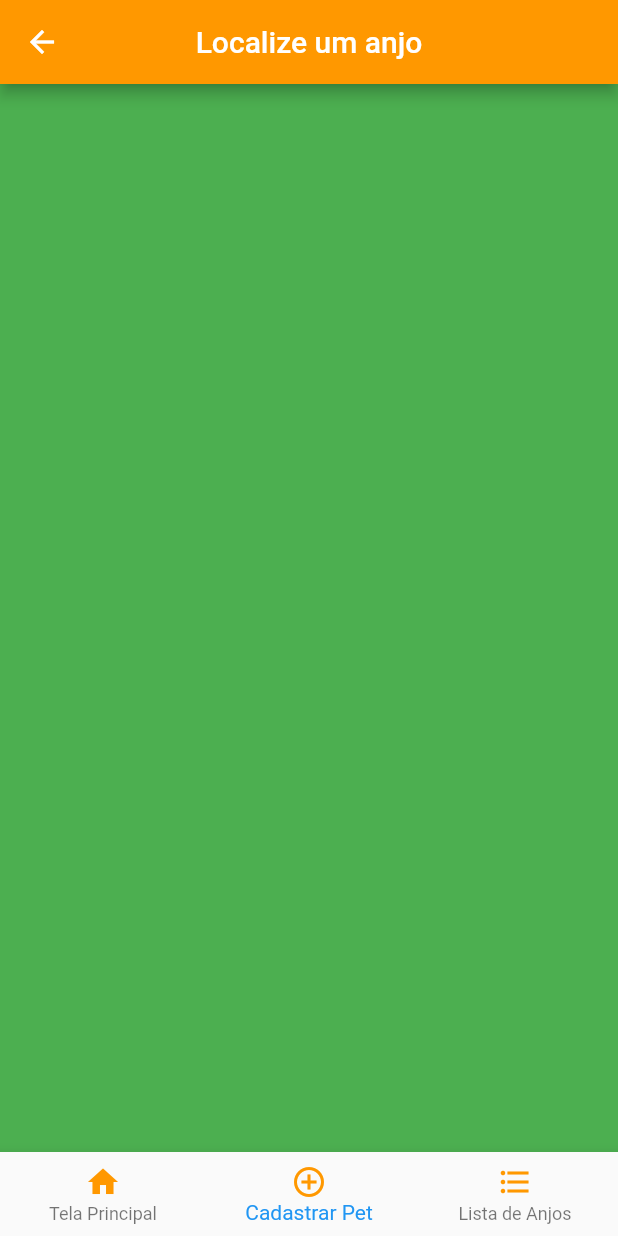
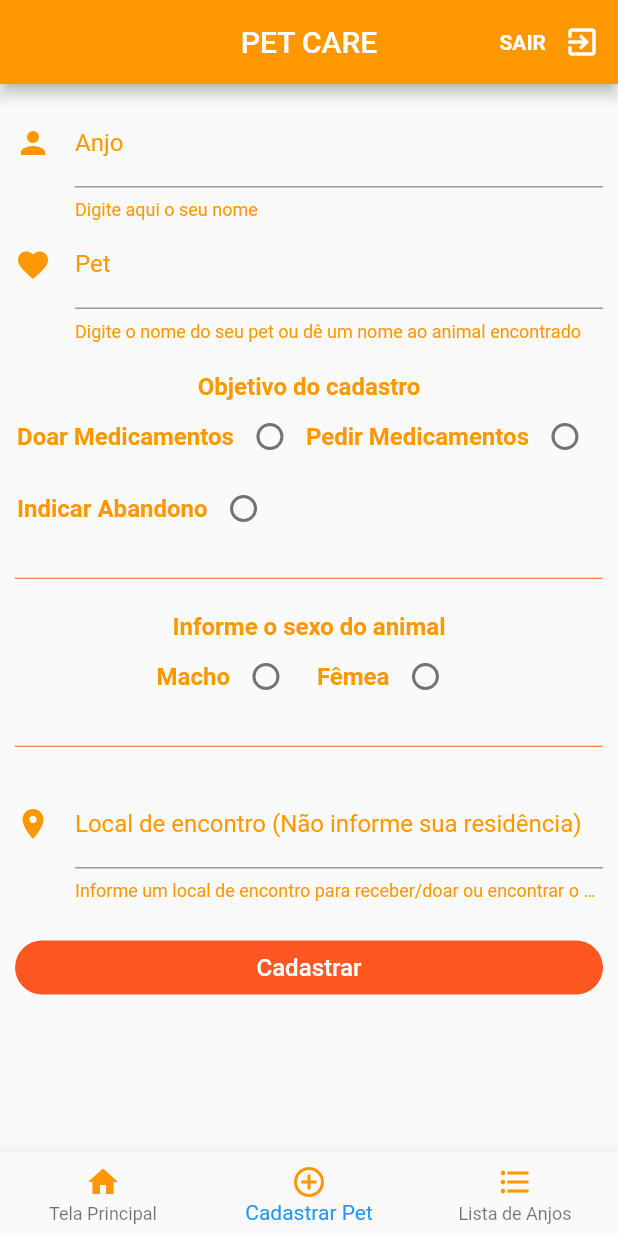
Before and after one commit to GanaxXD/PetCare, a Flutter app: the LoggedScreen screen opened directly, item 2 of the bottom bar chosen, on a phone screen of 412 x 824 dp. Run offline on Flutter 3.47's test engine with Material 2 defaults, Android fonts, the light colour scheme and no system bars.

Commit message:
Tela de cadastro de pet completa

```diff
--- /dev/null
+++ b/lib/logged_pages/cadastrar_screen.dart
@@ -0,0 +1,198 @@
+import 'package:flutter/cupertino.dart';
+import 'package:flutter/material.dart';
+import 'package:petcare_app/logged_pages/principal_screen.dart';
+import 'package:petcare_app/logged_pages/widgets/cadastro_form_field.dart';
+import 'package:petcare_app/widgets/circular_button.dart';
+
+class Cadastrar extends StatefulWidget {
+  @override
+  _CadastrarState createState() => _CadastrarState();
+}
+
+class _CadastrarState extends State<Cadastrar> {
+
+  int sexo, objetivo;
+  final int macho =1, femea =0;
+  final int receber = 1, doar = 0, abandonado = 2;
+
+  @override
+  Widget build(BuildContext context) {
+    return Scaffold(
+      body: SingleChildScrollView(
+        padding: const EdgeInsets.all(10),
+        child: Form(
+            child: Column(
+              mainAxisSize: MainAxisSize.min, //Para os campos filhos da coluna que sejam flexible e expanded possa aparecer na tela
+              crossAxisAlignment: CrossAxisAlignment.center,
+              mainAxisAlignment: MainAxisAlignment.spaceAround,
+              children: <Widget>[
+                CadastroFormField(
+                  onSaved: (){},
+                  validate: (){},
+                  label: "Anjo",
+                  helper: "Digite aqui o seu nome",
+                  hint: "Ex: Ana Lúcia, João Carlos",
+                  icon: Icon(Icons.person, color: Colors.orange,),
+                ),
+
+                CadastroFormField(
+                  onSaved: (){},
+                  validate: (){},
+                  label: "Pet",
+                  helper: "Digite o nome do seu pet ou dê um nome ao animal encontrado",
+                  hint: "Ex: Napoleão, Ralph",
+                  icon: Icon(Icons.favorite, color: Colors.orange,),
+                ),
+
+                SizedBox(height: 20,),
+
+                Text("Objetivo do cadastro", style: TextStyle(
+                  color: Colors.orange,
+                  fontWeight: FontWeight.w600,
+                  fontSize: 16
+                ),),
+
+                Wrap(
+                  crossAxisAlignment: WrapCrossAlignment.center,
+                  direction: Axis.horizontal,
+                  children: <Widget>[
+                    Text("Doar Medicamentos", style: TextStyle(
+                      color: Colors.orange,
+                      fontSize: 16,
+                      fontWeight: FontWeight.w600,
+                    ), overflow: TextOverflow.ellipsis,),
+                    Radio(
+                      onChanged: (int v){
+                        setState(() {
+                          objetivo = v;
+                        });
+                      },
+                      groupValue: objetivo,
+                      value: doar,
+                    ),
+
+                    Text("Pedir Medicamentos", style: TextStyle(
+                      color: Colors.orange,
+                      fontSize: 16,
+                      fontWeight: FontWeight.w600,
+                    ), overflow: TextOverflow.ellipsis,),
+                    Radio(
+                      onChanged: (int v){
+                        setState(() {
+                          objetivo = v;
+                        });
+                      },
+                      groupValue: objetivo,
+                      value: receber,
+                    ),
+
+                    Text("Indicar Abandono", style: TextStyle(
+                      color: Colors.orange,
+                      fontSize: 16,
+                      fontWeight: FontWeight.w600,
+                    ), overflow: TextOverflow.ellipsis,),
+                    Radio(
+                      onChanged: (int v){
+                        setState(() {
+                          objetivo = v;
+                        });
+                      },
+                      groupValue: objetivo,
+                      value: abandonado,
+                    ),
+
+                  ],
+                ),
+
+                SizedBox(height: 20,),
+
+                Divider(color: Colors.deepOrange, height: 5,),
+
+                SizedBox(height: 20,),
+
+                Text("Informe o sexo do animal", style: TextStyle(
+                    color: Colors.orange,
+                    fontSize: 16,
+                    fontWeight: FontWeight.w600,
+                  ), overflow: TextOverflow.ellipsis,),
+
+                Row(
+                      crossAxisAlignment: CrossAxisAlignment.center,
+                      mainAxisAlignment: MainAxisAlignment.center,
+                      children: <Widget>[
+                        Text("Macho", style: TextStyle(color: Colors.orange,
+                          fontSize: 16,
+                          fontWeight: FontWeight.w600
+                        ),),
+                        Radio(
+                            value: macho,
+                            groupValue: sexo,
+                            onChanged: (int v){
+                              setState(() {
+                                sexo = v;
+                              });
+                            }
+                        ),
+                        Padding(padding: const EdgeInsets.only(left: 10),
+                          child: Row(
+                            crossAxisAlignment: CrossAxisAlignment.center,
+                            mainAxisAlignment: MainAxisAlignment.center,
+                            children: <Widget>[
+                              Text("Fêmea", style: TextStyle(color: Colors.orange,
+                                  fontSize: 16,
+                                  fontWeight: FontWeight.w600
+                              ),),
+                              Radio(
+                                  value: femea,
+                                  groupValue: sexo,
+                                  onChanged: (int v){
+                                    setState(() {
+                                      sexo = v;
+                                    });
+                                  }
+                              ),
+                            ],
+                          ),
+                        ),
+                      ],
+                    ),
+
+                SizedBox(height: 20,),
+
+                Divider(color: Colors.deepOrange, height: 5,),
+
+                SizedBox(height: 20,),
+
+                CadastroFormField(
+                  onSaved: (){},
+                  validate: (){},
+                  label: "Local de encontro (Não informe sua residência)",
+                  helper: "Informe um local de encontro para receber/doar ou encontrar o animal abandonado",
+                  hint: "Ex: Shopping tal, Praça tal (Local Público)",
+                  icon: Icon(Icons.place, color: Colors.orange,),
+                ),
+
+                SizedBox(height: 20,),
+
+                Row(
+                  mainAxisAlignment: MainAxisAlignment.center,
+                  children: <Widget>[
+                    Expanded(
+                      child: CircularButton(
+                        backgroundColor: Colors.deepOrange,
+                        title: "Cadastrar",
+                        onPressed: (){
+
+                        },
+                        colorText: Colors.white,
+                      ),
+                    ),
+                  ],
+                ),
+              ],
+            )
+        ),
+      ),
+    );
+  }
+}
--- a/lib/logged_pages/logged_screen.dart
+++ b/lib/logged_pages/logged_screen.dart
@@ -1,4 +1,6 @@
+import 'dart:io';
 import 'package:flutter/material.dart';
+import 'package:petcare_app/logged_pages/cadastrar_screen.dart';
 import 'package:petcare_app/logged_pages/principal_screen.dart';
 
 class LoggedScreen extends StatefulWidget {
@@ -27,17 +29,31 @@ class _LoggedScreenState extends State<LoggedScreen> {
   //Lista de Telas
   final screens = <Widget>[
     Principal(),
-    Container(color: Colors.green,),
+    Cadastrar(),
     Container(color: Colors.white,),
   ];
 
   @override
   Widget build(BuildContext context) {
-    return Scaffold(
+    return WillPopScope(
+      onWillPop: (){},
+      child: Scaffold(
         appBar: AppBar(
-        title: Text("Localize um anjo"),
+          title: Text("PET CARE"),
           centerTitle: true,
           backgroundColor: Colors.orange,
+          actions: <Widget>[
+            Row(
+              children: <Widget>[
+                Text("SAIR", style: TextStyle(color: Colors.white, fontWeight: FontWeight.w600),),
+                IconButton(
+                    icon: Icon(Icons.exit_to_app, color: Colors.white,),
+                    onPressed: () => exit(0), //da library dart.io
+
+                ),
+              ],
+            ),
+          ],
         ),
         bottomNavigationBar: BottomNavigationBar(
             items: bottomNavigationBar,
@@ -45,6 +61,7 @@ class _LoggedScreenState extends State<LoggedScreen> {
           onTap: mudandoTelas,
         ),
         body:screens[indexTela],
+      ),
     );
   }
 }
--- a/lib/logged_pages/principal_screen.dart
+++ b/lib/logged_pages/principal_screen.dart
@@ -1,3 +1,4 @@
+import 'package:flutter/cupertino.dart';
 import 'package:flutter/material.dart';
 
 class Principal extends StatefulWidget {
@@ -8,7 +9,8 @@ class Principal extends StatefulWidget {
 class _PrincipalState extends State<Principal> {
   @override
   Widget build(BuildContext context) {
-    return Container(
+    return SingleChildScrollView(
+      child: Container(
         padding: const EdgeInsets.all(10),
         margin: const EdgeInsets.all(10),
         child: SingleChildScrollView(
@@ -38,16 +40,55 @@ class _PrincipalState extends State<Principal> {
               Row(
                 crossAxisAlignment: CrossAxisAlignment.start,
                 children: <Widget>[
+                  Text("Objetivo:", style: TextStyle(
+                    color: Colors.black54, fontSize: 20, fontWeight: FontWeight.w500,
+                  ),),
+
+                  Flexible(
+                    child: Padding(
+                      padding: const EdgeInsets.only(left: 10.0, top: 4),
+                      child: Text("Pegar do firebase (solicitar medicamento; doar medicamento; animal abandonado", style: TextStyle(
+                        color: Colors.black54, fontSize: 16, fontWeight: FontWeight.w300,
+                      ),
+                        overflow: TextOverflow.ellipsis, softWrap: true,
+                      ),
+                    ),
+                  ),
+                ],
+              ),
+
+              Row(
+                crossAxisAlignment: CrossAxisAlignment.start,
+                children: <Widget>[
                   Text("Anjo:", style: TextStyle(
                     color: Colors.black54, fontSize: 20, fontWeight: FontWeight.w500,
                   ),),
 
-                  Padding(
+                  Flexible(
+                    child: Padding(
                       padding: const EdgeInsets.only(left: 10.0, top: 4),
                       child: Text("Pegar do firebase o nome do ajudante", style: TextStyle(
                         color: Colors.black54, fontSize: 16, fontWeight: FontWeight.w300,
                       ), overflow: TextOverflow.ellipsis,),
                     ),
+                  ),
+                ],
+              ),
+
+              Row(
+                crossAxisAlignment: CrossAxisAlignment.start,
+                children: <Widget>[
+                  Text("Contato:", style: TextStyle(
+                    color: Colors.black54, fontSize: 20, fontWeight: FontWeight.w500,
+                  ),),
+
+                  Flexible(
+                    child: Padding(
+                      padding: const EdgeInsets.only(left: 10.0, top: 4),
+                      child: Text("Pegar do firebase", style: TextStyle(
+                        color: Colors.black54, fontSize: 16, fontWeight: FontWeight.w300,
+                      ), overflow: TextOverflow.ellipsis, maxLines: 3,),
+                    ),),
                 ],
               ),
 
@@ -58,12 +99,13 @@ class _PrincipalState extends State<Principal> {
                     color: Colors.black54, fontSize: 20, fontWeight: FontWeight.w500,
                   ),),
 
-                  Padding(
+                  Flexible(
+                    child: Padding(
                       padding: const EdgeInsets.only(left: 10.0, top: 4),
                       child: Text("Pegar do firebase", style: TextStyle(
                         color: Colors.black54, fontSize: 16, fontWeight: FontWeight.w300,
                       ), overflow: TextOverflow.ellipsis,),
-                  ),
+                    ),),
                 ],
               ),
 
@@ -74,11 +116,13 @@ class _PrincipalState extends State<Principal> {
                     color: Colors.black54, fontSize: 20, fontWeight: FontWeight.w500,
                   ),),
 
-                  Padding(
+                  Flexible(
+                    child: Padding(
                       padding: const EdgeInsets.only(left: 10.0, top: 4),
                       child: Text("Pegar do firebase", style: TextStyle(
                         color: Colors.black54, fontSize: 16, fontWeight: FontWeight.w300,
                       ), overflow: TextOverflow.ellipsis,),
+                    ),
                   ),
                 ],
               ),
@@ -90,15 +134,18 @@ class _PrincipalState extends State<Principal> {
                     color: Colors.black54, fontSize: 20, fontWeight: FontWeight.w500,
                   ),),
 
-                  Padding(
+                  Flexible(
+                    child: Padding(
                       padding: const EdgeInsets.only(left: 10.0, top: 4),
-                    child: Text("Pegar do firebase", style: TextStyle(
+                      child: Text("Pegar do firebase (Rua das flores, número 982, Cruzeiro do anil, MA)", style: TextStyle(
                         color: Colors.black54, fontSize: 16, fontWeight: FontWeight.w300,
-                    ), overflow: TextOverflow.ellipsis,),
-                  ),
+                      ), overflow: TextOverflow.ellipsis, maxLines: 3,),
+                    ),),
                 ],
               ),
+
             ],
+          ),
         ),
       ),
     );
--- /dev/null
+++ b/lib/logged_pages/widgets/cadastro_form_field.dart
@@ -0,0 +1,31 @@
+import 'package:flutter/material.dart';
+
+class CadastroFormField extends StatelessWidget {
+
+  String hint, helper, label;
+  Function onSaved, validate;
+  Icon icon;
+
+  CadastroFormField({this.label, this.hint, this.helper, this.validate, this.onSaved, this.icon});
+
+  @override
+  Widget build(BuildContext context) {
+    return TextFormField(
+      style: TextStyle(
+        color: Colors.orange,
+      ),
+      decoration: InputDecoration(
+        hintStyle: TextStyle(
+          color: Colors.orange[400],
+        ),
+        helperStyle: TextStyle(color: Colors.orange,),
+        labelStyle: TextStyle(color: Colors.orange),
+        hintText: hint,
+        helperText: helper,
+        icon: icon,
+        labelText: label,
+      ),
+
+    );
+  }
+}
--- a/lib/login/login_screen.dart
+++ b/lib/login/login_screen.dart
@@ -16,7 +16,11 @@ class _LoginScreenState extends State<LoginScreen> {
 
   @override
   Widget build(BuildContext context) {
-    return Scaffold(
+    return WillPopScope(
+      onWillPop: (){
+        Navigator.of(context).pop();
+      },
+      child: Scaffold(
         appBar: AppBar(
           title: Text("Entrar no sistema"),
           centerTitle: true,
@@ -54,7 +58,7 @@ class _LoginScreenState extends State<LoginScreen> {
                       colorText: Colors.white,
                       onPressed: (){
                         //Por aqui o código de validação do Firebase
-                      Navigator.of(context).push(MaterialPageRoute(
+                        Navigator.of(context).pushReplacement(MaterialPageRoute(
                           builder: (context) => LoggedScreen()
                         ));
                       },
@@ -94,6 +98,7 @@ class _LoginScreenState extends State<LoginScreen> {
               ),
           ),
         ),
+      ),
     );
   }
 }
```
Lines whose indentation alone changed are shown as unchanged.
